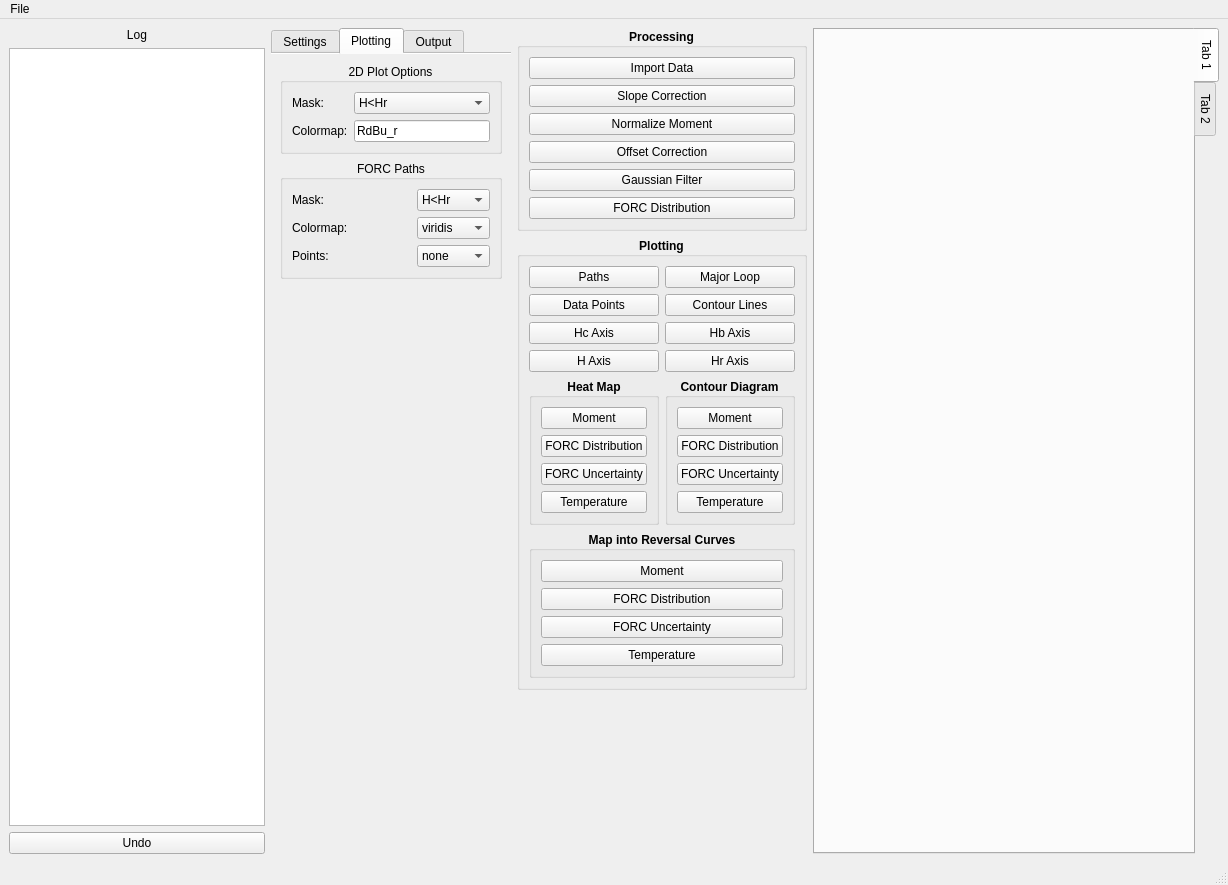
First picture: the form in PyFORCGUIBase.ui, repository peytondmurray/pyforc, before the edit.
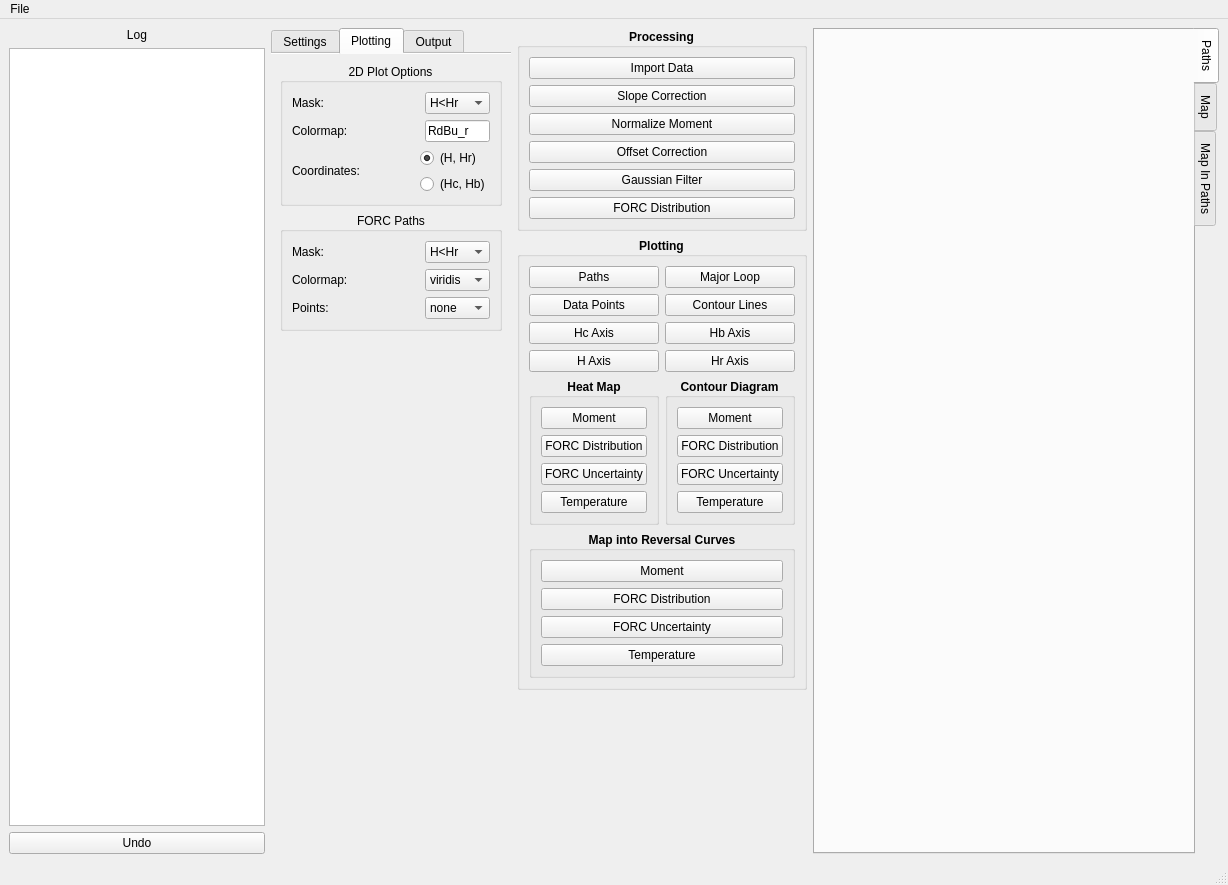
Second picture: the form after the edit. The open tabs and pages were chosen to show the change.

```diff
--- a/PyFORCGUIBase.ui
+++ b/PyFORCGUIBase.ui
@@ -396,8 +396,8 @@
        <attribute name="title">
         <string>Plotting</string>
        </attribute>
-       <layout class="QGridLayout" name="gridLayout_11">
-        <item row="0" column="0">
+       <layout class="QVBoxLayout" name="verticalLayout_8">
+        <item>
          <widget class="QGroupBox" name="groupBox_11">
           <property name="title">
            <string>2D Plot Options</string>
@@ -411,6 +411,12 @@
           <layout class="QGridLayout" name="gridLayout_10">
            <item row="0" column="0">
             <widget class="QLabel" name="label_14">
+             <property name="sizePolicy">
+              <sizepolicy hsizetype="Expanding" vsizetype="Preferred">
+               <horstretch>0</horstretch>
+               <verstretch>0</verstretch>
+              </sizepolicy>
+             </property>
              <property name="text">
               <string>Mask:</string>
              </property>
@@ -418,6 +424,12 @@
            </item>
            <item row="0" column="1">
             <widget class="QComboBox" name="f_2d_mask">
+             <property name="maximumSize">
+              <size>
+               <width>65</width>
+               <height>16777215</height>
+              </size>
+             </property>
              <item>
               <property name="text">
                <string>H&lt;Hr</string>
@@ -437,6 +449,12 @@
            </item>
            <item row="1" column="0">
             <widget class="QLabel" name="label_16">
+             <property name="sizePolicy">
+              <sizepolicy hsizetype="Expanding" vsizetype="Preferred">
+               <horstretch>0</horstretch>
+               <verstretch>0</verstretch>
+              </sizepolicy>
+             </property>
              <property name="text">
               <string>Colormap:</string>
              </property>
@@ -444,15 +462,81 @@
            </item>
            <item row="1" column="1">
             <widget class="QLineEdit" name="f_2d_cmap">
+             <property name="sizePolicy">
+              <sizepolicy hsizetype="Preferred" vsizetype="Fixed">
+               <horstretch>0</horstretch>
+               <verstretch>0</verstretch>
+              </sizepolicy>
+             </property>
+             <property name="maximumSize">
+              <size>
+               <width>65</width>
+               <height>16777215</height>
+              </size>
+             </property>
              <property name="text">
               <string>RdBu_r</string>
              </property>
             </widget>
            </item>
+           <item row="2" column="0" colspan="2">
+            <layout class="QHBoxLayout" name="horizontalLayout_2">
+             <item>
+              <widget class="QLabel" name="label_11">
+               <property name="text">
+                <string>Coordinates:</string>
+               </property>
+              </widget>
+             </item>
+             <item>
+              <spacer name="horizontalSpacer">
+               <property name="orientation">
+                <enum>Qt::Horizontal</enum>
+               </property>
+               <property name="sizeHint" stdset="0">
+                <size>
+                 <width>40</width>
+                 <height>20</height>
+                </size>
+               </property>
+              </spacer>
+             </item>
+             <item>
+              <layout class="QVBoxLayout" name="verticalLayout_7">
+               <item>
+                <widget class="QRadioButton" name="f_hhr">
+                 <property name="layoutDirection">
+                  <enum>Qt::LeftToRight</enum>
+                 </property>
+                 <property name="text">
+                  <string>(H, Hr)</string>
+                 </property>
+                 <property name="checked">
+                  <bool>true</bool>
+                 </property>
+                 <attribute name="buttonGroup">
+                  <string notr="true">buttonGroup</string>
+                 </attribute>
+                </widget>
+               </item>
+               <item>
+                <widget class="QRadioButton" name="f_hchb">
+                 <property name="text">
+                  <string>(Hc, Hb)</string>
+                 </property>
+                 <attribute name="buttonGroup">
+                  <string notr="true">buttonGroup</string>
+                 </attribute>
+                </widget>
+               </item>
+              </layout>
+             </item>
+            </layout>
+           </item>
           </layout>
          </widget>
         </item>
-        <item row="1" column="0">
+        <item>
          <widget class="QGroupBox" name="groupBox_10">
           <property name="title">
            <string>FORC Paths</string>
@@ -464,15 +548,27 @@
            <bool>true</bool>
           </property>
           <layout class="QGridLayout" name="gridLayout_9">
-           <item row="0" column="0" colspan="2">
+           <item row="0" column="0">
             <widget class="QLabel" name="label_15">
+             <property name="sizePolicy">
+              <sizepolicy hsizetype="Expanding" vsizetype="Preferred">
+               <horstretch>0</horstretch>
+               <verstretch>0</verstretch>
+              </sizepolicy>
+             </property>
              <property name="text">
               <string>Mask:</string>
              </property>
             </widget>
            </item>
-           <item row="0" column="2">
+           <item row="0" column="1">
             <widget class="QComboBox" name="f_paths_mask">
+             <property name="maximumSize">
+              <size>
+               <width>65</width>
+               <height>16777215</height>
+              </size>
+             </property>
              <item>
               <property name="text">
                <string>H&lt;Hr</string>
@@ -492,13 +588,25 @@
            </item>
            <item row="1" column="0">
             <widget class="QLabel" name="label_13">
+             <property name="sizePolicy">
+              <sizepolicy hsizetype="Expanding" vsizetype="Preferred">
+               <horstretch>0</horstretch>
+               <verstretch>0</verstretch>
+              </sizepolicy>
+             </property>
              <property name="text">
               <string>Colormap:</string>
              </property>
             </widget>
            </item>
-           <item row="1" column="2">
+           <item row="1" column="1">
             <widget class="QComboBox" name="f_paths_cmap">
+             <property name="maximumSize">
+              <size>
+               <width>65</width>
+               <height>16777215</height>
+              </size>
+             </property>
              <item>
               <property name="text">
                <string>viridis</string>
@@ -508,13 +616,25 @@
            </item>
            <item row="2" column="0">
             <widget class="QLabel" name="label_12">
+             <property name="sizePolicy">
+              <sizepolicy hsizetype="Expanding" vsizetype="Preferred">
+               <horstretch>0</horstretch>
+               <verstretch>0</verstretch>
+              </sizepolicy>
+             </property>
              <property name="text">
               <string>Points:</string>
              </property>
             </widget>
            </item>
-           <item row="2" column="2">
+           <item row="2" column="1">
             <widget class="QComboBox" name="f_paths_points">
+             <property name="maximumSize">
+              <size>
+               <width>65</width>
+               <height>16777215</height>
+              </size>
+             </property>
              <item>
               <property name="text">
                <string>none</string>
@@ -535,7 +655,7 @@
           </layout>
          </widget>
         </item>
-        <item row="2" column="0">
+        <item>
          <spacer name="verticalSpacer_4">
           <property name="orientation">
            <enum>Qt::Vertical</enum>
@@ -1113,13 +1233,28 @@
       </property>
       <widget class="QWidget" name="tab_4">
        <attribute name="title">
-        <string>Tab 1</string>
+        <string>Paths</string>
        </attribute>
       </widget>
       <widget class="QWidget" name="tab_5">
        <attribute name="title">
-        <string>Tab 2</string>
+        <string>Map</string>
        </attribute>
+       <layout class="QVBoxLayout" name="verticalLayout_11">
+        <item>
+         <layout class="QVBoxLayout" name="l_map"/>
+        </item>
+       </layout>
+      </widget>
+      <widget class="QWidget" name="t_map_in_paths">
+       <attribute name="title">
+        <string>Map In Paths</string>
+       </attribute>
+       <layout class="QVBoxLayout" name="verticalLayout_10">
+        <item>
+         <layout class="QVBoxLayout" name="l_map_in_paths"/>
+        </item>
+       </layout>
       </widget>
      </widget>
     </item>
```
Left out of the diff: 89 changed lines with no effect on the pictures.
